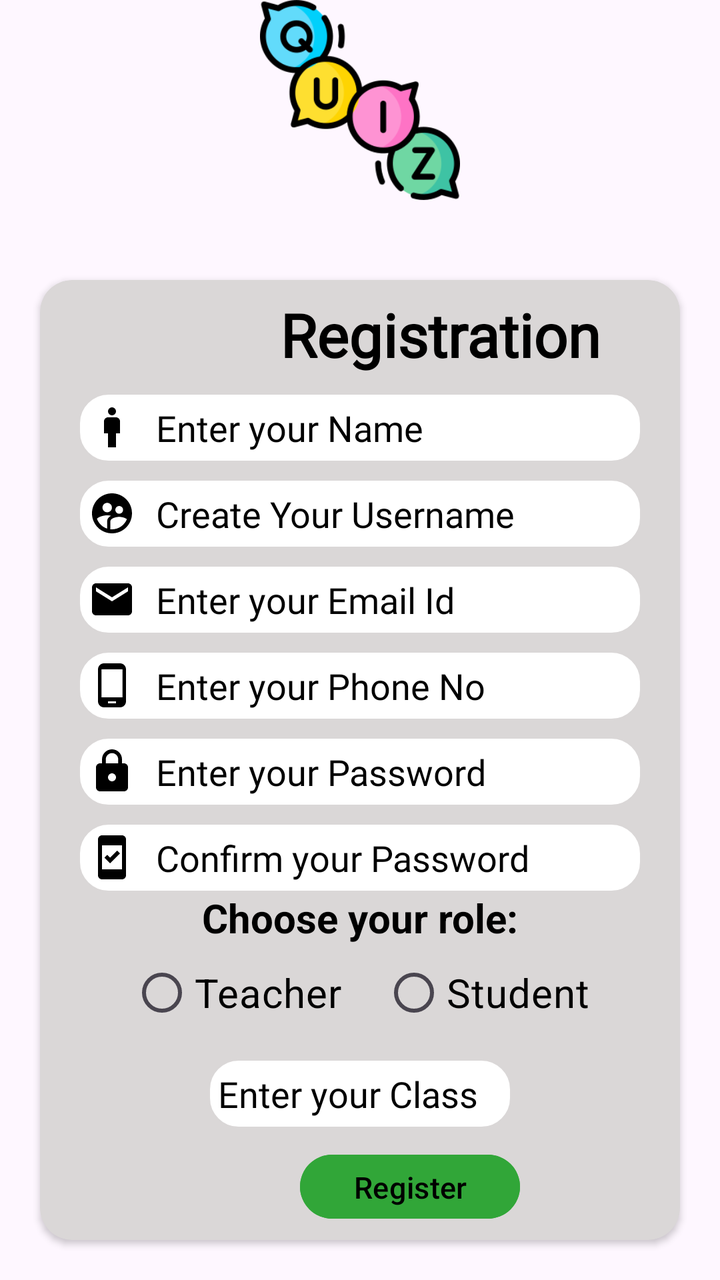
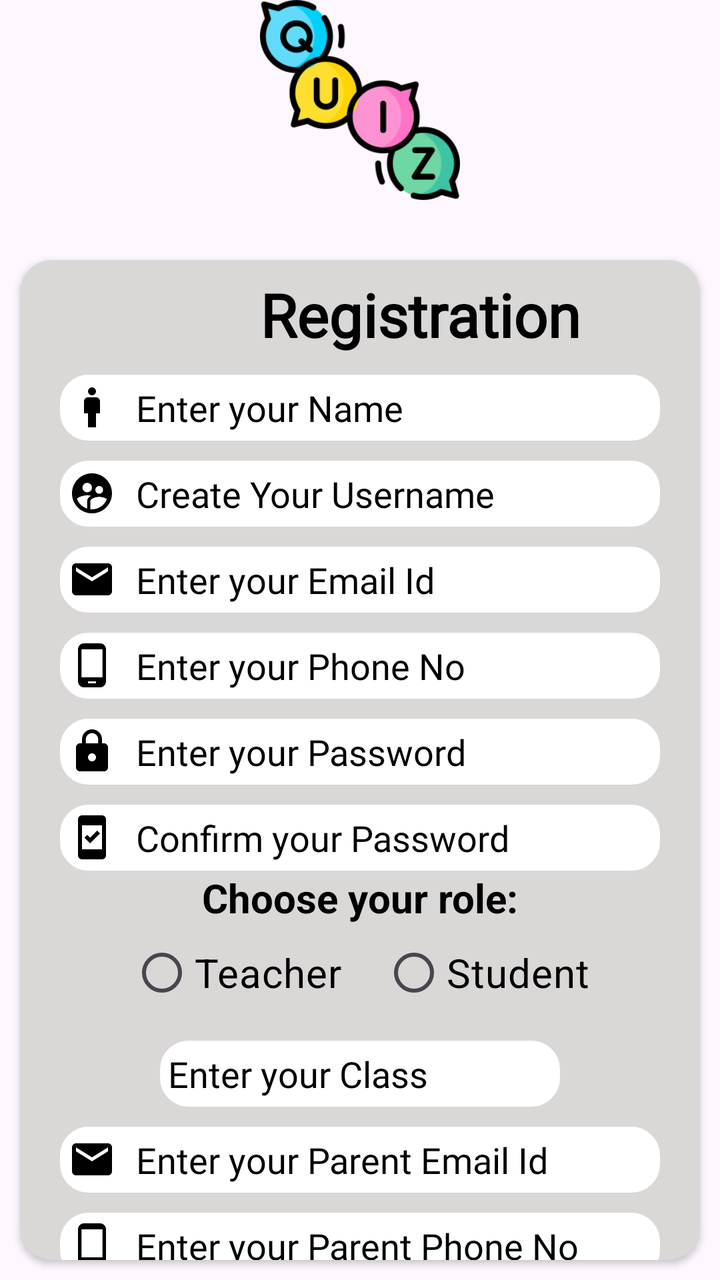

The first picture is an Android layout as it rendered before a commit; the second is the same layout after the commit. The layout source and the unified diff follow.
<!-- AndroidManifest.xml: application theme Theme.EduQuiz -->
<!-- res/layout/activity_register.xml -->
<?xml version="1.0" encoding="utf-8"?>
<LinearLayout xmlns:android="http://schemas.android.com/apk/res/android"
    xmlns:app="http://schemas.android.com/apk/res-auto"
    android:id="@+id/main"
    android:layout_width="match_parent"
    android:layout_height="match_parent"
    android:orientation="vertical"
    android:gravity="center">

    <ImageView
        android:layout_width="100dp"
        android:layout_height="100dp"
        android:layout_marginBottom="20dp"
        android:src="@drawable/quizlogo" />

    <androidx.cardview.widget.CardView
        android:layout_width="match_parent"
        android:layout_height="wrap_content"
        android:layout_margin="20dp"
        app:cardCornerRadius="16dp"
        android:elevation="100dp"
        android:backgroundTint="@color/gray2">

        <LinearLayout
            android:layout_width="match_parent"
            android:layout_height="523dp"
            android:orientation="vertical">


            <TextView
                android:layout_width="wrap_content"
                android:layout_height="wrap_content"
                android:layout_marginLeft="120dp"
                android:layout_marginTop="7dp"
                android:fontFamily="@font/caveat_brush"
                android:text="Registration"
                android:textColor="@color/black"
                android:textSize="30dp"
                android:textStyle="bold" />

            <EditText
                android:id="@+id/etregname"
                android:layout_width="match_parent"
                android:layout_height="33dp"
                android:layout_marginLeft="20dp"
                android:layout_marginTop="10dp"
                android:layout_marginRight="20dp"
                android:background="@drawable/edit"
                android:backgroundTint="@color/white"
                android:drawableStart="@drawable/man_24"
                android:drawablePadding="10dp"
                android:fontFamily="@font/alice"
                android:hint="Enter your Name"
                android:padding="4dp"
                android:textColor="@color/black"
                android:textColorHint="@color/black"
                android:textStyle="normal" />

            <EditText
                android:id="@+id/etregusername"
                android:layout_width="match_parent"
                android:layout_height="33dp"
                android:layout_marginLeft="20dp"
                android:layout_marginTop="10dp"
                android:layout_marginRight="20dp"
                android:background="@drawable/edit"
                android:backgroundTint="@color/white"
                android:drawableStart="@drawable/usernamelogo"
                android:drawablePadding="10dp"
                android:fontFamily="@font/alice"
                android:hint="Create Your Username"
                android:padding="4dp"
                android:textColor="@color/black"
                android:textColorHint="@color/black"
                android:textStyle="normal" />

            <EditText
                android:id="@+id/etregemailid"
                android:layout_width="match_parent"
                android:layout_height="33dp"
                android:layout_marginLeft="20dp"
                android:layout_marginTop="10dp"
                android:layout_marginRight="20dp"
                android:background="@drawable/edit"
                android:backgroundTint="@color/white"
                android:drawableStart="@drawable/email"
                android:drawablePadding="10dp"
                android:fontFamily="@font/alice"
                android:hint="Enter your Email Id"
                android:padding="4dp"
                android:textColor="@color/black"
                android:textColorHint="@color/black" />

            <EditText
                android:id="@+id/etregphno"
                android:layout_width="match_parent"
                android:layout_height="33dp"
                android:layout_marginLeft="20dp"
                android:layout_marginTop="10dp"
                android:layout_marginRight="20dp"
                android:background="@drawable/edit"
                android:backgroundTint="@color/white"
                android:drawableStart="@drawable/phone_logo"
                android:drawablePadding="10dp"
                android:fontFamily="@font/alice"
                android:hint="Enter your Phone No"
                android:inputType="number"
                android:padding="4dp"
                android:textColor="@color/black"
                android:textColorHint="@color/black" />

            <EditText
                android:id="@+id/etregpwd"
                android:layout_width="match_parent"
                android:layout_height="33dp"
                android:layout_marginLeft="20dp"
                android:layout_marginTop="10dp"
                android:layout_marginRight="20dp"
                android:background="@drawable/edit"
                android:backgroundTint="@color/white"
                android:drawableStart="@drawable/passwordlogo"
                android:drawablePadding="10dp"
                android:fontFamily="@font/alice"
                android:hint="Enter your Password"
                android:inputType="numberPassword"
                android:padding="4dp"
                android:textColor="@color/black"
                android:textColorHint="@color/black" />

            <EditText
                android:id="@+id/etregconfirmpwd"
                android:layout_width="match_parent"
                android:layout_height="33dp"
                android:layout_marginLeft="20dp"
                android:layout_marginTop="10dp"
                android:layout_marginRight="20dp"
                android:background="@drawable/edit"
                android:backgroundTint="@color/white"
                android:drawableStart="@drawable/confirmpwd"
                android:drawablePadding="10dp"
                android:fontFamily="@font/alice"
                android:hint="Confirm your Password"
                android:inputType="numberPassword"
                android:padding="4dp"
                android:textColor="@color/black"
                android:textColorHint="@color/black" />

            <TextView
                android:layout_width="wrap_content"
                android:layout_height="wrap_content"
                android:layout_gravity="center"
                android:text="Choose your role:"
                android:textColor="@color/black"
                android:textSize="20dp"
                android:textStyle="bold"></TextView>

            <RadioGroup
                android:id="@+id/rgregister"
                android:layout_width="wrap_content"
                android:layout_height="wrap_content"
                android:layout_gravity="center"
                android:orientation="horizontal">

                <RadioButton
                    android:layout_width="wrap_content"
                    android:layout_height="wrap_content"
                    android:layout_marginRight="10dp"
                    android:buttonTint="@color/black"
                    android:text="Teacher"
                    android:textColor="@color/black"
                    android:textSize="20sp"></RadioButton>

                <RadioButton
                    android:layout_width="wrap_content"
                    android:layout_height="wrap_content"
                    android:layout_marginLeft="10dp"
                    android:buttonTint="@color/black"
                    android:text="Student"
                    android:textColor="@color/black"
                    android:textSize="20sp">

                </RadioButton>
            </RadioGroup>

            <EditText
                android:id="@+id/etregclass"
                android:layout_width="150dp"
                android:layout_height="33dp"
                android:layout_gravity="center"
                android:layout_marginTop="10dp"
                android:background="@drawable/edit"
                android:backgroundTint="@color/white"
                android:fontFamily="@font/alice"
                android:hint="Enter your Class"
                android:inputType="number"
                android:padding="4dp"
                android:textColor="@color/black"
                android:textColorHint="@color/black"
                />


            <Button
                android:id="@+id/btregregister"
                android:layout_width="110dp"
                android:layout_height="40dp"
                android:layout_marginLeft="130dp"
                android:layout_marginTop="10dp"
                android:backgroundTint="@color/green"
                android:text="Register"
                android:textColor="@color/black"
                android:textSize="15dp" />

            <TextView
                android:id="@+id/tvregalreadyacc"
                android:layout_width="wrap_content"
                android:layout_height="wrap_content"
                android:layout_marginLeft="100dp"
                android:layout_marginTop="15dp"
                android:layout_marginBottom="5dp"
                android:text="Already have an account"
                android:textColor="@color/blue"
                android:textSize="15dp"

                />


        </LinearLayout>

    </androidx.cardview.widget.CardView>



</LinearLayout>
<!-- resources referenced by this layout -->
<resources>
  <color name="black">#FF000000</color>
  <color name="blue">#7D94EB</color>
  <color name="gray2">#DAD7D7</color>
  <color name="green">#31A638</color>
  <color name="white">#FFFFFFFF</color>
  <!-- drawable confirmpwd (drawable) -->
  <vector xmlns:android="http://schemas.android.com/apk/res/android" android:height="24dp" android:tint="#000000" android:viewportHeight="24" android:viewportWidth="24" android:width="24dp">
        
      <path android:fillColor="@android:color/white" android:pathData="M17,1H7C5.9,1 5,1.9 5,3v18c0,1.1 0.9,2 2,2h10c1.1,0 2,-0.9 2,-2V3C19,1.9 18.1,1 17,1zM17,18H7V6h10V18zM16,10.05l-1.41,-1.41l-3.54,3.54l-1.41,-1.41l-1.41,1.41L11.05,15L16,10.05z"/>
      
  </vector>
  <!-- drawable edit (drawable) -->
  <?xml version="1.0" encoding="utf-8"?>
  <shape  android:shape="rectangle"
      xmlns:android="http://schemas.android.com/apk/res/android">
      <corners android:radius="14dp"/>
      <stroke android:color="@color/white" android:width="0.6dp"/>
      <solid android:color="@color/white"/>
      <size android:height="10dp"/>
  
  </shape>
  <!-- drawable email (drawable) -->
  <vector xmlns:android="http://schemas.android.com/apk/res/android" android:height="24dp" android:tint="#000000" android:viewportHeight="24" android:viewportWidth="24" android:width="24dp">
        
      <path android:fillColor="@android:color/white" android:pathData="M20,4L4,4c-1.1,0 -1.99,0.9 -1.99,2L2,18c0,1.1 0.9,2 2,2h16c1.1,0 2,-0.9 2,-2L22,6c0,-1.1 -0.9,-2 -2,-2zM20,8l-8,5 -8,-5L4,6l8,5 8,-5v2z"/>
      
  </vector>
  <!-- drawable man_24 (drawable) -->
  <vector xmlns:android="http://schemas.android.com/apk/res/android" android:height="24dp" android:tint="#000000" android:viewportHeight="24" android:viewportWidth="24" android:width="24dp">
        
      <path android:fillColor="@android:color/white" android:pathData="M14,7h-4C8.9,7 8,7.9 8,9v6h2v7h4v-7h2V9C16,7.9 15.1,7 14,7z"/>
        
      <path android:fillColor="@android:color/white" android:pathData="M12,4m-2,0a2,2 0,1 1,4 0a2,2 0,1 1,-4 0"/>
      
  </vector>
  <!-- drawable passwordlogo (drawable) -->
  <vector xmlns:android="http://schemas.android.com/apk/res/android" android:height="24dp" android:tint="#000000" android:viewportHeight="24" android:viewportWidth="24" android:width="24dp">
        
      <path android:fillColor="@android:color/white" android:pathData="M18,8h-1L17,6c0,-2.76 -2.24,-5 -5,-5S7,3.24 7,6v2L6,8c-1.1,0 -2,0.9 -2,2v10c0,1.1 0.9,2 2,2h12c1.1,0 2,-0.9 2,-2L20,10c0,-1.1 -0.9,-2 -2,-2zM12,17c-1.1,0 -2,-0.9 -2,-2s0.9,-2 2,-2 2,0.9 2,2 -0.9,2 -2,2zM15.1,8L8.9,8L8.9,6c0,-1.71 1.39,-3.1 3.1,-3.1 1.71,0 3.1,1.39 3.1,3.1v2z"/>
      
  </vector>
  <!-- drawable phone_logo (drawable) -->
  <vector xmlns:android="http://schemas.android.com/apk/res/android" android:height="24dp" android:tint="#000000" android:viewportHeight="24" android:viewportWidth="24" android:width="24dp">
        
      <path android:fillColor="@android:color/white" android:pathData="M16,1L8,1C6.34,1 5,2.34 5,4v16c0,1.66 1.34,3 3,3h8c1.66,0 3,-1.34 3,-3L19,4c0,-1.66 -1.34,-3 -3,-3zM14,21h-4v-1h4v1zM17.25,18L6.75,18L6.75,4h10.5v14z"/>
      
  </vector>
  <style name="Theme.EduQuiz" parent="Base.Theme.EduQuiz" />
  <style name="Base.Theme.EduQuiz" parent="Theme.Material3.DayNight.NoActionBar">
          
          
      </style>
  <!-- unchanged entries left out for length: 2 -->
</resources>

<!-- the commit's change to res/layout/activity_register.xml (unified diff, before → after) -->
@@ -16,14 +16,14 @@
     <androidx.cardview.widget.CardView
         android:layout_width="match_parent"
         android:layout_height="wrap_content"
-        android:layout_margin="20dp"
+        android:layout_margin="10dp"
         app:cardCornerRadius="16dp"
-        android:elevation="100dp"
+        android:elevation="10dp"
         android:backgroundTint="@color/gray2">
 
         <LinearLayout
             android:layout_width="match_parent"
-            android:layout_height="523dp"
+            android:layout_height="540dp"
             android:orientation="vertical">
 
 
@@ -184,7 +184,7 @@
 
             <EditText
                 android:id="@+id/etregclass"
-                android:layout_width="150dp"
+                android:layout_width="200dp"
                 android:layout_height="33dp"
                 android:layout_gravity="center"
                 android:layout_marginTop="10dp"
@@ -197,6 +197,41 @@
                 android:textColor="@color/black"
                 android:textColorHint="@color/black"
                 />
+
+            <EditText
+                android:id="@+id/etregparentemailid"
+                android:layout_width="match_parent"
+                android:layout_height="33dp"
+                android:layout_marginLeft="20dp"
+                android:layout_marginTop="10dp"
+                android:layout_marginRight="20dp"
+                android:background="@drawable/edit"
+                android:backgroundTint="@color/white"
+                android:drawableStart="@drawable/email"
+                android:drawablePadding="10dp"
+                android:fontFamily="@font/alice"
+                android:hint="Enter your Parent Email Id"
+                android:padding="4dp"
+                android:textColor="@color/black"
+                android:textColorHint="@color/black" />
+
+            <EditText
+                android:id="@+id/etregparentphno"
+                android:layout_width="match_parent"
+                android:layout_height="33dp"
+                android:layout_marginLeft="20dp"
+                android:layout_marginTop="10dp"
+                android:layout_marginRight="20dp"
+                android:background="@drawable/edit"
+                android:backgroundTint="@color/white"
+                android:drawableStart="@drawable/phone_logo"
+                android:drawablePadding="10dp"
+                android:fontFamily="@font/alice"
+                android:hint="Enter your Parent Phone No"
+                android:inputType="number"
+                android:padding="4dp"
+                android:textColor="@color/black"
+                android:textColorHint="@color/black" />
 
 
             <Button
